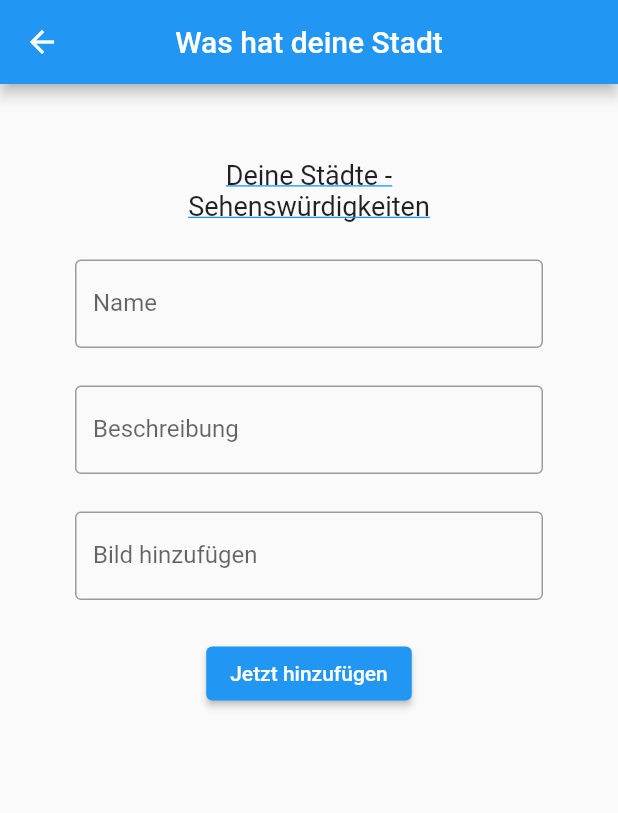
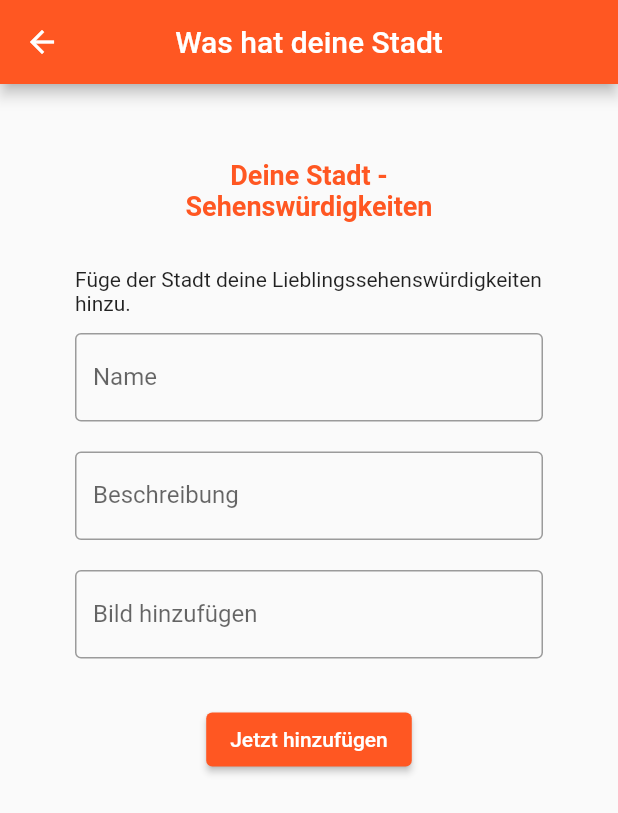
Before and after one commit to domenicYR/was_hat_deine_stadt_app, a Flutter app: the SehenswuerdigkeitenScreen screen opened directly, on a phone screen of 412 x 824 dp. Shown: the top 813 px of the screen. Run offline on Flutter 3.47's test engine with Material 2 defaults, Android fonts, the phone set to English and light mode, and no system bars.

Commit message:
design bearbeitet

```diff
--- a/lib/screens/sehenswuerdigkeiten_screen.dart
+++ b/lib/screens/sehenswuerdigkeiten_screen.dart
@@ -5,6 +5,7 @@ class SehenswuerdigkeitenScreen extends StatelessWidget {
   Widget build(BuildContext context) {
     return Scaffold(
       appBar: AppBar(
+        backgroundColor: Colors.deepOrange,
         title: Text("Was hat deine Stadt"),
         centerTitle: true,
       ),
@@ -29,30 +30,40 @@ class _FormularState extends State<Formular> {
       body: Container(
         child: Form(
           key: _formKey,
-          child: Scrollbar(
-            child: SingleChildScrollView(
+          child: SingleChildScrollView(
+            child: Padding(
               padding: const EdgeInsets.all(50),
               child: Column(
+
                 children: [
                   Text(
-                    "Deine Städte -",
+                    "Deine Stadt -",
                     style: TextStyle(
-                        decoration: TextDecoration.underline,
-                        decorationColor: Colors.blue,
-                        fontSize: 18
+                      fontSize: 18,
+                      fontWeight: FontWeight.bold,
+                      color: Colors.deepOrange,
                     ),
                   ),
 
                   Text(
                     "Sehenswürdigkeiten",
                     style: TextStyle(
-                      decoration: TextDecoration.underline,
-                      decorationColor: Colors.blue,
                       fontSize: 18,
+                      fontWeight: FontWeight.bold,
+                      color: Colors.deepOrange,
                     ),
                   ),
 
-                  SizedBox(height: 25),
+                  Padding(
+                      padding: EdgeInsets.fromLTRB(0, 30, 0, 0),
+                      child: Text('Füge der Stadt deine Lieblingssehenswürdigkeiten hinzu.',
+                          style: TextStyle(
+                            fontSize: 14,
+                          )
+                      )
+                  ),
+
+                  SizedBox(height: 12),
 
                   TextFormField(
                     decoration: InputDecoration(
@@ -62,7 +73,7 @@ class _FormularState extends State<Formular> {
                     keyboardType: TextInputType.text,
                   ),
 
-                  SizedBox(height: 25),
+                  SizedBox(height: 20),
 
                   TextFormField(
                     decoration: InputDecoration(
@@ -72,7 +83,7 @@ class _FormularState extends State<Formular> {
                     keyboardType: TextInputType.text,
                   ),
 
-                  SizedBox(height: 25),
+                  SizedBox(height: 20),
 
                   TextFormField(
                     decoration: InputDecoration(
@@ -82,14 +93,18 @@ class _FormularState extends State<Formular> {
                     keyboardType: TextInputType.text,
                   ),
 
-                  SizedBox(height: 25),
+                  SizedBox(height: 30),
 
                   ElevatedButton(
                     child: Text("Jetzt hinzufügen"),
                     onPressed: () {
                       //_handleSubmitButton();
                     },
+                    style: ButtonStyle(
+                      backgroundColor: MaterialStateProperty.all<Color>(Colors.deepOrange),
+                    ),
                   ),
+
                 ],
               ),
             ),
```
Also changed, not shown: lib/screens/add_city_screen.dart (+8 -11 lines), lib/screens/attraktionen_screen.dart (+17 -17 lines), lib/screens/einkaufslaeden_screen.dart (+17 -20 lines), lib/screens/restaurant_screen.dart (+17 -17 lines).
